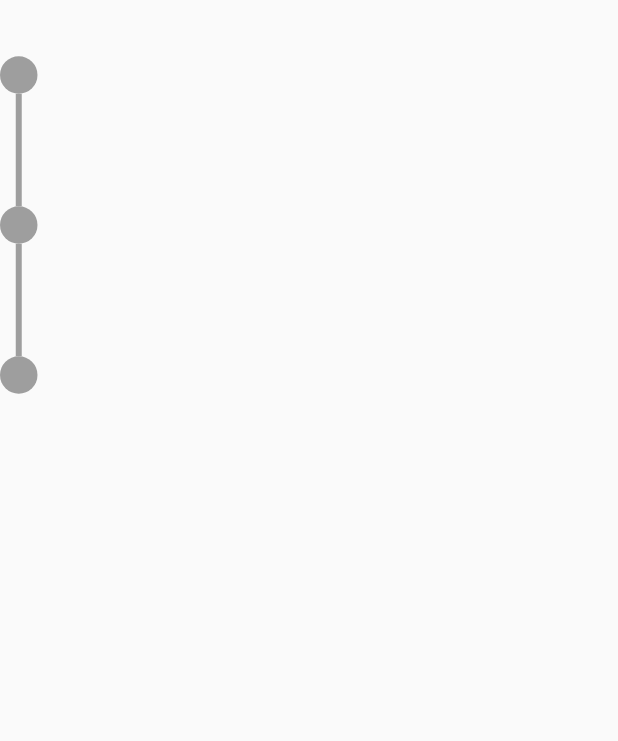
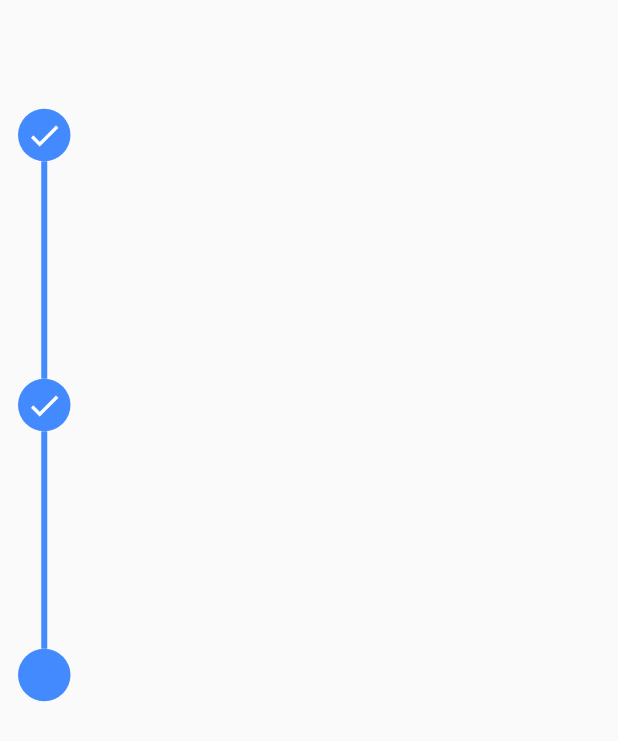
Before and after one commit to hyeyoungmesh/SlipFlutterPair, a Flutter app: the screen it shows after launch, on a phone screen of 412 x 824 dp. Shown: the top 741 px of the screen. Run offline on Flutter 3.47's test engine with Material 2 defaults, Android fonts, the phone set to English and light mode, and no system bars; drawn by our look-alikes of timeline_tile.

Commit message:
3차 커밋

```diff
--- a/slip_flutter_pair/lib/components/timeline_tile.dart
+++ b/slip_flutter_pair/lib/components/timeline_tile.dart
@@ -1,19 +1,38 @@
 import 'package:flutter/material.dart';
+import 'package:timeline_tile/timeline_tile.dart';
 
-class TimelineTile extends StatelessWidget {
+class MyTimelineTile extends StatelessWidget {
   final bool isFirst;
   final bool isLast;
   final bool isPast;
+  final eventCard;
 
-  const TimelineTile(
+  const MyTimelineTile(
       {super.key,
       required this.isFirst,
       required this.isLast,
-      required this.isPast});
+      required this.isPast,
+      this.eventCard});
 
   @override
   Widget build(BuildContext context) {
-    // TODO: implement build
-    throw UnimplementedError();
+    return SizedBox(
+      height: 180,
+      child: TimelineTile(
+        isFirst: isFirst,
+        isLast: isLast,
+        indicatorStyle: IndicatorStyle(
+          width: 35,
+          color: isPast ? Colors.blueAccent : Colors.blueAccent,
+          iconStyle: IconStyle(
+            iconData: Icons.done,
+            color: isPast ? Colors.white : Colors.blueAccent,
+          ),
+        ),
+        beforeLineStyle: const LineStyle(
+          color: Colors.blueAccent,
+        ),
+      ),
+    );
   }
 }
--- a/slip_flutter_pair/lib/main.dart
+++ b/slip_flutter_pair/lib/main.dart
@@ -1,4 +1,5 @@
 import 'package:flutter/material.dart';
+import 'package:slip_flutter_pair/components/timeline_tile.dart';
 import 'package:timeline_tile/timeline_tile.dart';
 
 void main() {
@@ -16,22 +17,28 @@ class MyApp extends StatelessWidget {
 
   @override
   Widget build(BuildContext context) {
-    return Scaffold(
-      body: Column(
+    return const Scaffold(
+      body: Padding(
+        padding: EdgeInsets.symmetric(horizontal: 12.0),
+        child: Column(
           children: [
-          TimelineTile(
+            MyTimelineTile(
               isFirst: true,
               isLast: false,
+              isPast: true,
             ),
-          TimelineTile(
+            MyTimelineTile(
               isFirst: false,
               isLast: false,
+              isPast: true,
             ),
-          TimelineTile(
+            MyTimelineTile(
               isFirst: false,
               isLast: true,
+              isPast: false,
             ),
           ],
+        ),
       ),
     );
   }
```
Lines whose indentation alone changed are shown as unchanged.
